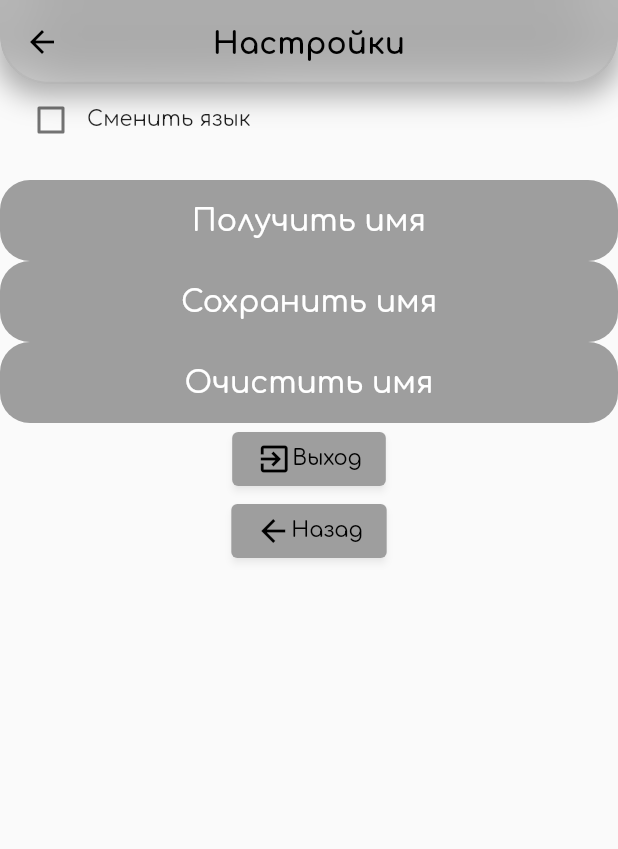
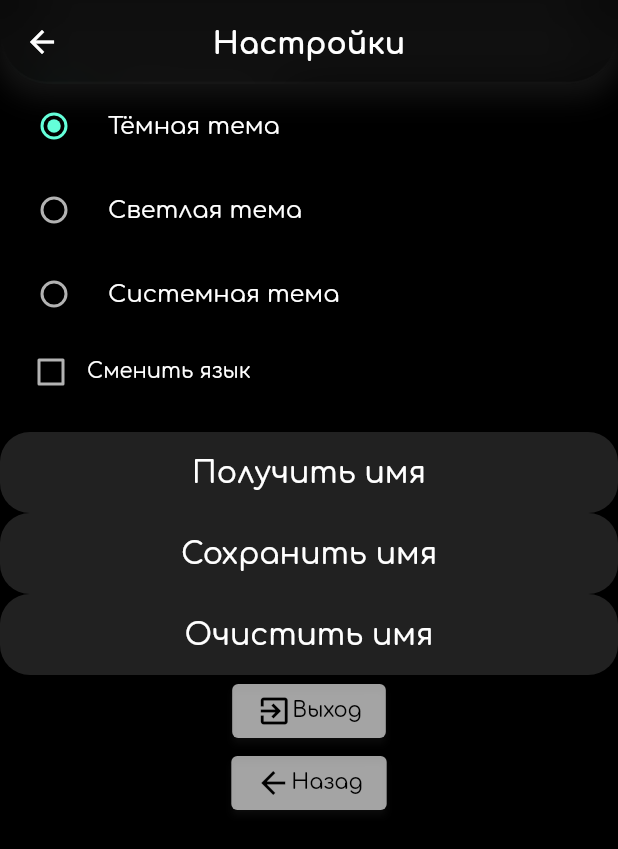
Before and after one commit to AntonyukYegor/films_hub, a Flutter app: the screen it shows after launch, after a tap on the "settings" icon, on a phone screen of 412 x 824 dp. Shown: the top 849 px of the screen. Run offline on Flutter 3.47's test engine with Material 2 defaults, Android fonts, the phone set to English and light mode, and no system bars; our stand-ins replace dio, drift, equatable, firebase_core, firebase_crashlytics, flutter_bloc and 2 more; accounts and stored records are empty; generated files the repository leaves out were written again; network calls fail.

Commit message:
Add switch theme mode

```diff
--- a/lib/app/components/locals/ru.dart
+++ b/lib/app/components/locals/ru.dart
@@ -105,6 +105,15 @@ class SettingsLocalRu implements SettingsLocalBase {
 
   @override
   String get switchLanguage => 'Сменить язык';
+
+  @override
+  String get darkThemeMode => 'Тёмная тема';
+
+  @override
+  String get lightThemeMode => 'Светлая тема';
+
+  @override
+  String get systemThemeMode => 'Системная тема';
 }
 
 class NoFoundLocalRu implements NoFoundLocalBase {
--- a/lib/app/presentation/features/settings/bloc/settings_bloc.dart
+++ b/lib/app/presentation/features/settings/bloc/settings_bloc.dart
@@ -3,22 +3,27 @@ import 'package:films_hub/app/blocs/locale_bloc/local_event.dart';
 import 'package:films_hub/app/components/locals/locals.dart';
 import 'package:films_hub/app/presentation/features/settings/bloc/settings_event.dart';
 import 'package:films_hub/app/presentation/features/settings/bloc/settings_state.dart';
+import 'package:flutter/material.dart';
 import 'package:flutter_bloc/flutter_bloc.dart';
 import 'package:shared_preferences/shared_preferences.dart';
+import 'package:films_hub/app/components/extensions/theme_mode_extensions.dart';
 
 class SettingsBloc extends Bloc<SettingsEvent, SettingsState> {
   static const String _tagName = 'name';
   static const String _tagIsEnLocale = 'isEnLocale';
+  static const String _tagThemeMode = 'themeMode';
   final LocaleBloc _localeBloc;
 
   SettingsBloc(LocaleBloc localeBloc)
       : _localeBloc = localeBloc,
-        super(const SettingsState(name: '', isEnLocale: true)) {
+        super(const SettingsState(
+            name: '', isEnLocale: true, themeMode: ThemeMode.dark)) {
     on<LoadNameEvent>(_onLoadName);
     on<SaveNameEvent>(_onSaveName);
     on<ClearNameEvent>(_onClearName);
     on<UpdateLocaleEvent>(_onUpdateLocale);
-    on<LoadLocaleEvent>(_onLoadLocale);
+    on<LoadSettingsEvent>(_onLoadSettings);
+    on<ChangeThemeModeEvent>(_onThemeModeChanged);
   }
 
   void _onLoadName(LoadNameEvent event, Emitter<SettingsState> emit) async {
@@ -41,26 +46,35 @@ class SettingsBloc extends Bloc<SettingsEvent, SettingsState> {
 
   void _onUpdateLocale(
       UpdateLocaleEvent event, Emitter<SettingsState> emit) async {
+    emit(state.copyWith(isEnLocale: event.value));
+    _localeBloc.add(ChangeLocaleEvent(!event.value
+        ? availableLocales[ruLocale]!
+        : availableLocales[enLocale]!));
     final prefs = await SharedPreferences.getInstance();
     await prefs.setBool(_tagIsEnLocale, event.value);
-    emit(state.copyWith(isEnLocale: event.value));
-    _localeBloc.add(ChangeLocaleEvent(
-        !event.value
-            ? availableLocales[ruLocale]!
-            : availableLocales[enLocale]!));
   }
 
   void init() {
-    add(LoadLocaleEvent());
+    add(LoadSettingsEvent());
   }
 
-  void _onLoadLocale(LoadLocaleEvent event, Emitter<SettingsState> emit) async {
+  void _onLoadSettings(LoadSettingsEvent event, Emitter<SettingsState> emit) async {
     final prefs = await SharedPreferences.getInstance();
     var isEnLocale = prefs.getBool(_tagIsEnLocale) ?? false;
-    emit(state.copyWith(isEnLocale: isEnLocale));
-    _localeBloc.add(ChangeLocaleEvent(
-        !isEnLocale
-            ? availableLocales[ruLocale]!
-            : availableLocales[enLocale]!));
+    var currentThemeMode = prefs.getString(_tagThemeMode)?.asThemeMode() ?? ThemeMode.dark;
+
+    emit(state.copyWith(isEnLocale: isEnLocale, themeMode: currentThemeMode));
+    _localeBloc.add(ChangeLocaleEvent(!isEnLocale
+        ? availableLocales[ruLocale]!
+        : availableLocales[enLocale]!));
+  }
+
+  void _onThemeModeChanged(
+      ChangeThemeModeEvent event, Emitter<SettingsState> emit) async {
+    if (event.mode != state.themeMode) {
+      final prefs = await SharedPreferences.getInstance();
+      await prefs.setString(_tagThemeMode, event.mode.asString());
+      emit(state.copyWith(themeMode: event.mode));
+    }
   }
 }
--- a/lib/app/presentation/features/settings/bloc/settings_event.dart
+++ b/lib/app/presentation/features/settings/bloc/settings_event.dart
@@ -1,4 +1,5 @@
 import 'package:equatable/equatable.dart';
+import 'package:flutter/material.dart';
 
 abstract class SettingsEvent extends Equatable {
   const SettingsEvent();
@@ -29,4 +30,13 @@ class UpdateLocaleEvent extends SettingsEvent {
   List<Object> get props => [value];
 }
 
-class LoadLocaleEvent extends SettingsEvent {}
+class LoadSettingsEvent extends SettingsEvent {}
+
+class ChangeThemeModeEvent extends SettingsEvent {
+  final ThemeMode mode;
+
+  const ChangeThemeModeEvent(this.mode);
+
+  @override
+  List<Object> get props => [mode];
+}
--- a/lib/app/presentation/features/settings/bloc/settings_state.dart
+++ b/lib/app/presentation/features/settings/bloc/settings_state.dart
@@ -1,17 +1,23 @@
 import 'package:equatable/equatable.dart';
+import 'package:flutter/material.dart';
 
 class SettingsState extends Equatable {
   final String name;
 
   final bool isEnLocale;
+  final ThemeMode themeMode;
 
-  const SettingsState({required this.name, required this.isEnLocale});
+  const SettingsState(
+      {required this.name, required this.isEnLocale, required this.themeMode});
 
-  SettingsState copyWith({String? name, bool? isEnLocale}) => SettingsState(
+  SettingsState copyWith(
+          {String? name, bool? isEnLocale, ThemeMode? themeMode}) =>
+      SettingsState(
         name: name ?? this.name,
         isEnLocale: isEnLocale ?? this.isEnLocale,
+        themeMode: themeMode ?? this.themeMode,
       );
 
   @override
-  List<Object> get props => [name, isEnLocale];
+  List<Object> get props => [name, isEnLocale, themeMode];
 }
--- a/lib/app/presentation/features/settings/pages/settings_page.dart
+++ b/lib/app/presentation/features/settings/pages/settings_page.dart
@@ -9,11 +9,16 @@ import 'package:flutter/material.dart';
 import 'package:flutter/services.dart';
 import 'package:flutter_bloc/flutter_bloc.dart';
 
-class SettingsPage extends StatelessWidget {
+class SettingsPage extends StatefulWidget {
   const SettingsPage({Key? key}) : super(key: key);
 
   static const navigationPath = '/settings';
 
+  @override
+  State<SettingsPage> createState() => _SettingsPageState();
+}
+
+class _SettingsPageState extends State<SettingsPage> {
   @override
   Widget build(BuildContext context) {
     return Scaffold(
@@ -35,6 +40,32 @@ class SettingsPage extends StatelessWidget {
           child: Column(
             mainAxisAlignment: MainAxisAlignment.center,
             children: [
+              BlocBuilder<SettingsBloc, SettingsState>(
+              buildWhen: (oldState, newState) =>
+              oldState.themeMode != newState.themeMode,
+              builder: (context, state) => Column(
+                  children: <Widget>[
+                    RadioListTile<ThemeMode>(
+                      title: Text(context.locale.settings.darkThemeMode),
+                      value: ThemeMode.dark,
+                      groupValue: state.themeMode,
+                      onChanged: _onThemeModeChanged,
+                    ),
+                    RadioListTile<ThemeMode>(
+                      title: Text(context.locale.settings.lightThemeMode),
+                      value: ThemeMode.light,
+                      groupValue: state.themeMode,
+                      onChanged: _onThemeModeChanged,
+                    ),
+                    RadioListTile<ThemeMode>(
+                      title: Text(context.locale.settings.systemThemeMode),
+                      value: ThemeMode.system,
+                      groupValue: state.themeMode,
+                      onChanged: _onThemeModeChanged,
+                    ),
+                  ],
+                ),
+              ),
               Padding(
                 padding: const EdgeInsets.only(left: 10.0),
                 child: Row(
@@ -58,7 +89,7 @@ class SettingsPage extends StatelessWidget {
               ),
               BlocBuilder<SettingsBloc, SettingsState>(
                   buildWhen: (oldState, newState) =>
-                      oldState.name != newState.name,
+                  oldState.name != newState.name,
                   builder: (_, state) {
                     return Text(state.name);
                   }),
@@ -102,4 +133,10 @@ class SettingsPage extends StatelessWidget {
       ),
     );
   }
+
+  void _onThemeModeChanged(ThemeMode? value) {
+    if(value!=null) {
+      context.read<SettingsBloc>().add(ChangeThemeModeEvent(value!));
+    }
+  }
 }
--- a/lib/main.dart
+++ b/lib/main.dart
@@ -26,6 +26,7 @@ import 'package:films_hub/app/presentation/features/main/pages/main_page.dart';
 import 'package:films_hub/app/presentation/features/no_found/pages/not_found_page.dart';
 import 'package:films_hub/app/presentation/features/search/bloc/search_page_bloc.dart';
 import 'package:films_hub/app/presentation/features/settings/bloc/settings_bloc.dart';
+import 'package:films_hub/app/presentation/features/settings/bloc/settings_state.dart';
 import 'package:films_hub/app/presentation/features/settings/pages/settings_page.dart';
 import 'package:firebase_core/firebase_core.dart';
 import 'package:firebase_crashlytics/firebase_crashlytics.dart';
@@ -114,7 +115,9 @@ class MyApp extends StatelessWidget {
             )..init(),
           ),
         ],
-        child: BlocBuilder<LocaleBloc, LocaleState>(
+        child: BlocBuilder<SettingsBloc, SettingsState>(
+
+          builder: (_, state) => BlocBuilder<LocaleBloc, LocaleState>(
             builder: (context, state) => MaterialApp(
               locale: state.locale,
               localizationsDelegates: <LocalizationsDelegate<dynamic>>[
@@ -133,7 +136,7 @@ class MyApp extends StatelessWidget {
               debugShowCheckedModeBanner: false,
               onGenerateTitle: (BuildContext context) =>
                   context.locale.app.appName,
-            themeMode: ThemeMode.system,
+              themeMode: context.read<SettingsBloc>().state.themeMode,
               darkTheme: ThemeData(
                   brightness: Brightness.dark,
                   primarySwatch: CustomColors.darkBlack,
@@ -160,7 +163,8 @@ class MyApp extends StatelessWidget {
                             [
                               NavigationTab(
                                 icon: AppStyle.feedNavigationBarIcon,
-                              onGenerateLabel: () => context.locale.feed.title,
+                                onGenerateLabel: () =>
+                                    context.locale.feed.title,
                                 page: const FeedPage(),
                               ),
                               NavigationTab(
@@ -179,8 +183,8 @@ class MyApp extends StatelessWidget {
                             ],
                           ),
                           child: BlocProvider<MainBloc>(
-                          create: (context) =>
-                              MainBloc(tabsSource: context.read<TabsSource>()),
+                            create: (context) => MainBloc(
+                                tabsSource: context.read<TabsSource>()),
                             child: const MainPage(),
                           ),
                         ),
@@ -214,6 +218,7 @@ class MyApp extends StatelessWidget {
             ),
           ),
         ),
+      ),
     );
   }
 }
```
Also changed, not shown: lib/app/components/extensions/theme_mode_extensions.dart (added, +30 -0 lines), lib/app/components/locals/en.dart (+9 -0 lines), lib/app/components/locals/locale_base.dart (+7 -0 lines). Lines whose indentation alone changed are shown as unchanged.
